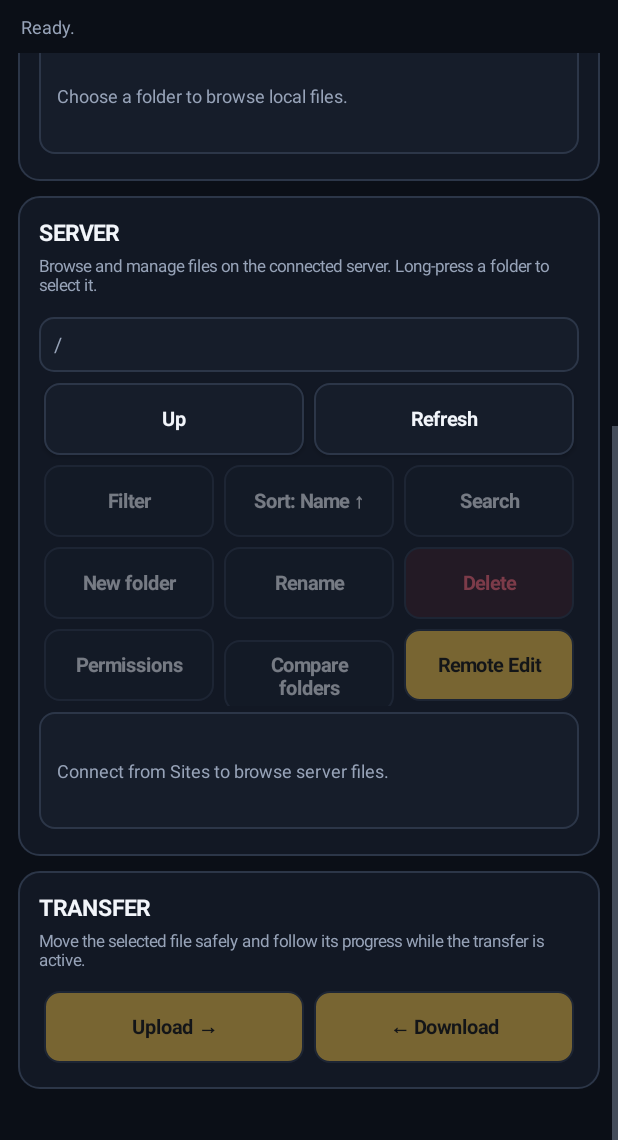
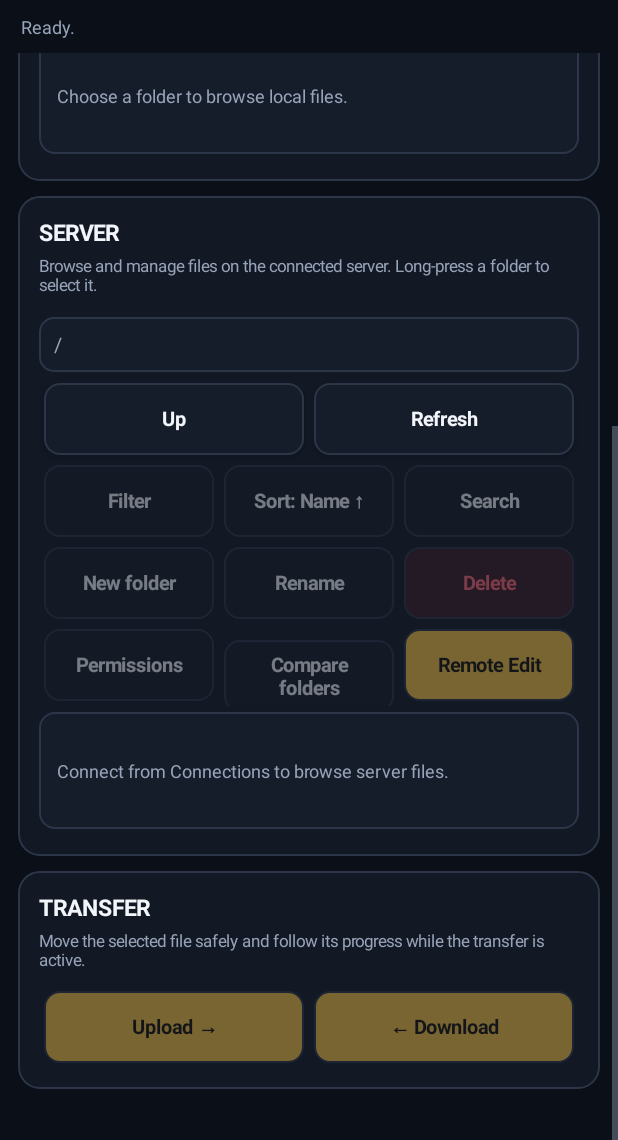
Before and after one commit to bren-wp/Ghost-FTP, an Android app: the screen it shows after launch (MainActivity), scrolled down 379 dp, on a phone screen of 412 x 824 dp, the part 96-1236 px from its top. Run offline under Robolectric (Android 15) with nearby library versions, the light colour scheme and no system bars.

Commit message:
polish(android): align compact files empty state with Connections

```diff
--- a/android/app/src/main/java/app/ghostftp/client/MainActivity.java
+++ b/android/app/src/main/java/app/ghostftp/client/MainActivity.java
@@ -543,7 +543,7 @@ public final class MainActivity extends Activity {
         directoryCompare.setOnClickListener(v -> showDirectoryComparison());
         remoteEdit.setOnClickListener(v -> openRemoteEditorSelected());
 
-        remoteEmptyState = workspaceEmptyState("Connect from Sites to browse server files.");
+        remoteEmptyState = workspaceEmptyState("Connect from Connections to browse server files.");
         card.addView(remoteEmptyState, matchWrapSpaced());
         remoteList = new ListView(this);
         GhostTheme.styleList(remoteList);
@@ -2783,7 +2783,7 @@ public final class MainActivity extends Activity {
             boolean hasVisibleItems = connected && !remoteVisibleItems.isEmpty();
             String emptyMessage;
             if (!connected) {
-                emptyMessage = "Connect from Sites to browse server files.";
+                emptyMessage = "Connect from Connections to browse server files.";
             } else if (!remoteFilterQuery.isEmpty() && !remoteEntries.isEmpty()) {
                 emptyMessage = "No server files match this filter.";
             } else {
```
